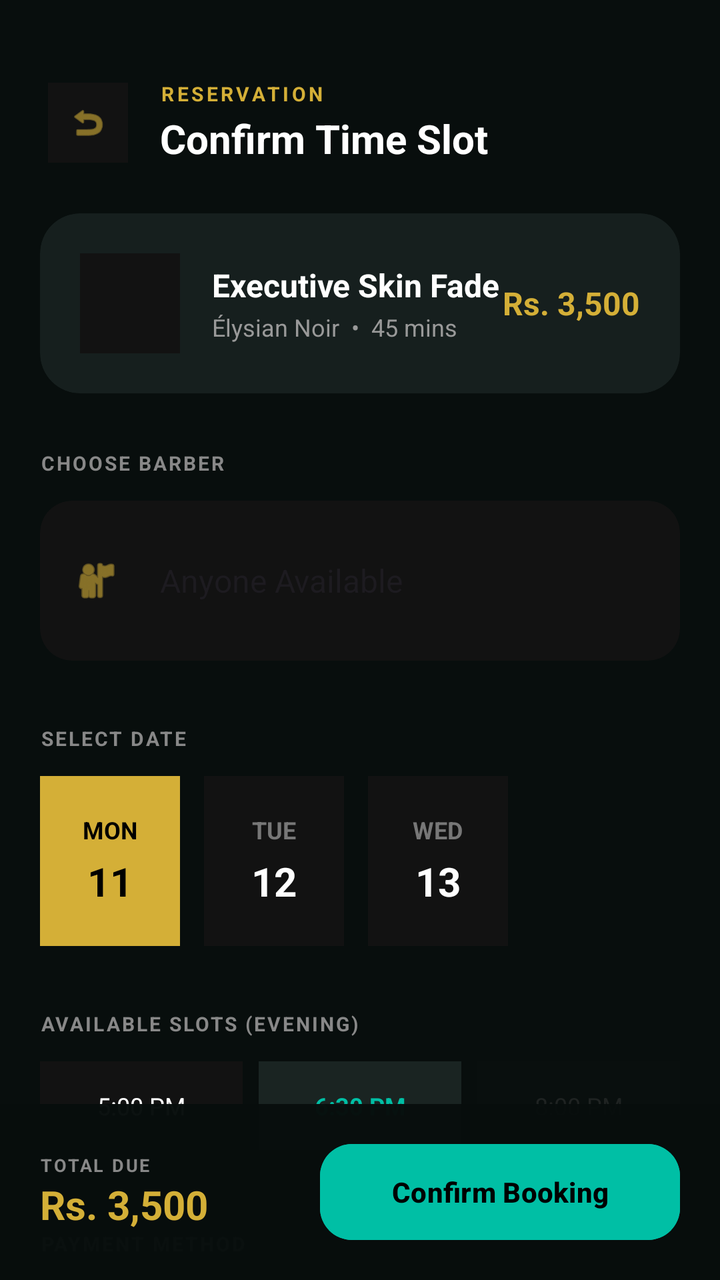
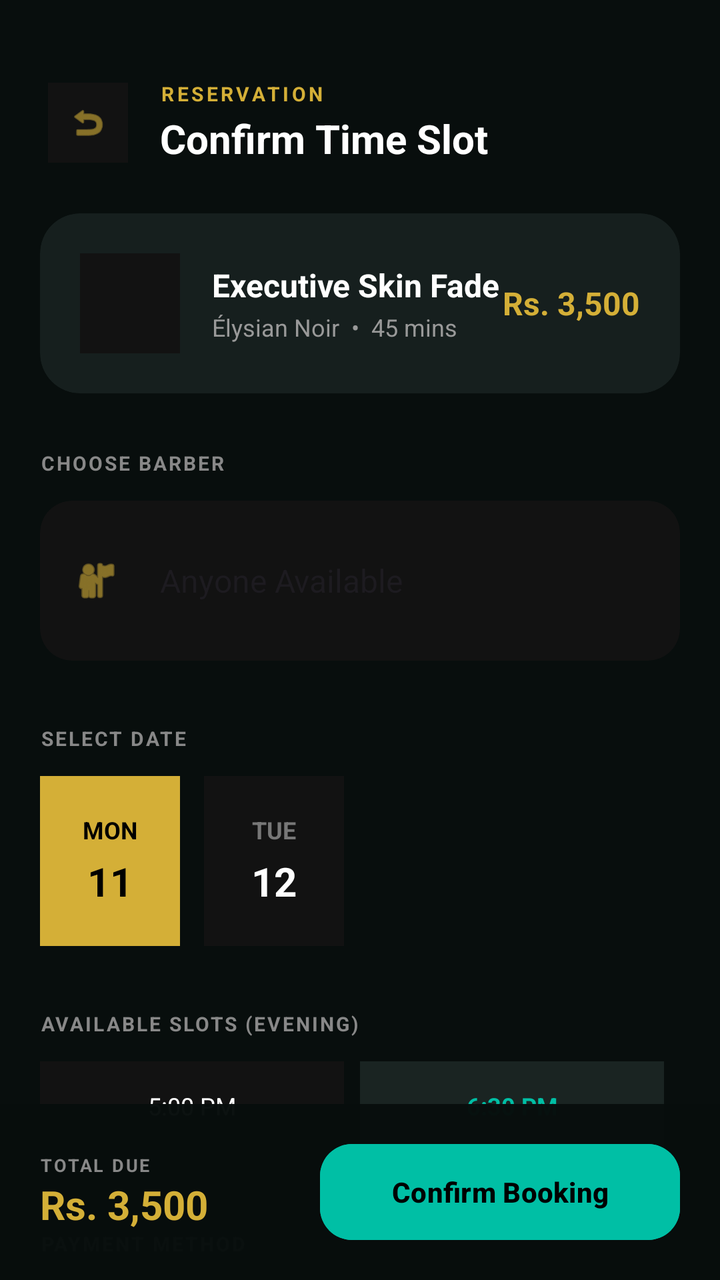

Before-and-after screenshots of an Android layout around one commit, followed by the original layout XML and the change that was made.
<!-- AndroidManifest.xml: application theme Theme.Trimly -->
<!-- res/layout/fragment_checkout.xml -->
<androidx.constraintlayout.widget.ConstraintLayout
    xmlns:android="http://schemas.android.com/apk/res/android"
    xmlns:app="http://schemas.android.com/apk/res-auto"
    android:layout_width="match_parent"
    android:layout_height="match_parent"
    android:background="#080E0D">

    <LinearLayout
        android:id="@+id/header_checkout"
        android:layout_width="match_parent"
        android:layout_height="wrap_content"
        android:layout_marginTop="40dp"
        android:gravity="center_vertical"
        android:orientation="horizontal"
        android:paddingHorizontal="24dp"
        app:layout_constraintTop_toTopOf="parent">

        <ImageView
            android:id="@+id/btn_back_details"
            android:layout_width="40dp"
            android:layout_height="40dp"
            android:background="#121212"
            android:padding="10dp"
            android:src="@android:drawable/ic_menu_revert"
            app:tint="#D4AF37" />

        <LinearLayout
            android:layout_width="0dp"
            android:layout_height="wrap_content"
            android:layout_marginStart="16dp"
            android:layout_weight="1"
            android:orientation="vertical">

            <TextView
                android:layout_width="wrap_content"
                android:layout_height="wrap_content"
                android:letterSpacing="0.15"
                android:text="RESERVATION"
                android:textColor="#D4AF37"
                android:textSize="10sp"
                android:textStyle="bold" />

            <TextView
                android:layout_width="wrap_content"
                android:layout_height="wrap_content"
                android:layout_marginTop="2dp"
                android:text="Confirm Time Slot"
                android:textColor="#FFFFFF"
                android:textSize="20sp"
                android:textStyle="bold" />
        </LinearLayout>
    </LinearLayout>

    <ScrollView
        android:layout_width="match_parent"
        android:layout_height="0dp"
        android:clipToPadding="false"
        android:paddingBottom="120dp"
        android:scrollbars="none"
        app:layout_constraintBottom_toBottomOf="parent"
        app:layout_constraintTop_toBottomOf="@id/header_checkout">

        <LinearLayout
            android:layout_width="match_parent"
            android:layout_height="wrap_content"
            android:layout_marginTop="24dp"
            android:orientation="vertical"
            android:paddingHorizontal="20dp">

            
            <androidx.cardview.widget.CardView
                android:layout_width="match_parent"
                android:layout_height="wrap_content"
                app:cardBackgroundColor="#CC1A2422"
                app:cardCornerRadius="20dp"
                app:cardElevation="0dp">

                <LinearLayout
                    android:layout_width="match_parent"
                    android:layout_height="wrap_content"
                    android:gravity="center_vertical"
                    android:orientation="horizontal"
                    android:padding="20dp">

                    <View
                        android:layout_width="50dp"
                        android:layout_height="50dp"
                        android:background="#121212" />

                    <LinearLayout
                        android:layout_width="0dp"
                        android:layout_height="wrap_content"
                        android:layout_marginStart="16dp"
                        android:layout_weight="1"
                        android:orientation="vertical">

                        <TextView
                            android:layout_width="wrap_content"
                            android:layout_height="wrap_content"
                            android:text="Executive Skin Fade"
                            android:textColor="#FFFFFF"
                            android:textSize="16sp"
                            android:textStyle="bold" />

                        <TextView
                            android:layout_width="wrap_content"
                            android:layout_height="wrap_content"
                            android:layout_marginTop="2dp"
                            android:text="Élysian Noir  •  45 mins"
                            android:textColor="#999999"
                            android:textSize="12sp" />
                    </LinearLayout>

                    <TextView
                        android:layout_width="wrap_content"
                        android:layout_height="wrap_content"
                        android:text="Rs. 3,500"
                        android:textColor="#D4AF37"
                        android:textSize="16sp"
                        android:textStyle="bold" />
                </LinearLayout>
            </androidx.cardview.widget.CardView>

            
            <TextView
                android:layout_width="wrap_content"
                android:layout_height="wrap_content"
                android:layout_marginTop="28dp"
                android:layout_marginBottom="12dp"
                android:letterSpacing="0.1"
                android:text="CHOOSE BARBER"
                android:textColor="#888888"
                android:textSize="10sp"
                android:textStyle="bold" />

            <androidx.cardview.widget.CardView
                android:layout_width="match_parent"
                android:layout_height="wrap_content"
                app:cardBackgroundColor="#121212"
                app:cardCornerRadius="16dp"
                app:cardElevation="0dp">

                <LinearLayout
                    android:layout_width="match_parent"
                    android:layout_height="wrap_content"
                    android:gravity="center_vertical"
                    android:orientation="horizontal"
                    android:padding="16dp">

                    <ImageView
                        android:layout_width="24dp"
                        android:layout_height="24dp"
                        android:src="@android:drawable/ic_menu_myplaces"
                        app:tint="#D4AF37" />

                    <Spinner
                        android:id="@+id/spinner_barber"
                        android:layout_width="0dp"
                        android:layout_height="48dp"
                        android:layout_weight="1"
                        android:layout_marginStart="12dp"
                        android:background="@android:color/transparent"
                        android:entries="@array/checkout_barber_options"
                        android:popupBackground="#1A2422"
                        android:textColor="#FFFFFF"
                        android:textSize="14sp" />
                </LinearLayout>
            </androidx.cardview.widget.CardView>

            
            <TextView
                android:layout_width="wrap_content"
                android:layout_height="wrap_content"
                android:layout_marginTop="32dp"
                android:layout_marginBottom="12dp"
                android:letterSpacing="0.1"
                android:text="SELECT DATE"
                android:textColor="#888888"
                android:textSize="10sp"
                android:textStyle="bold" />

            <HorizontalScrollView
                android:layout_width="match_parent"
                android:layout_height="wrap_content"
                android:clipToPadding="false"
                android:scrollbars="none">

                <LinearLayout
                    android:layout_width="wrap_content"
                    android:layout_height="wrap_content"
                    android:orientation="horizontal">

                    <LinearLayout
                        android:layout_width="70dp"
                        android:layout_height="85dp"
                        android:layout_marginEnd="12dp"
                        android:background="#D4AF37"
                        android:gravity="center"
                        android:orientation="vertical">

                        <TextView
                            android:layout_width="wrap_content"
                            android:layout_height="wrap_content"
                            android:text="MON"
                            android:textColor="#000000"
                            android:textSize="12sp"
                            android:textStyle="bold" />

                        <TextView
                            android:layout_width="wrap_content"
                            android:layout_height="wrap_content"
                            android:layout_marginTop="4dp"
                            android:text="11"
                            android:textColor="#000000"
                            android:textSize="20sp"
                            android:textStyle="bold" />
                    </LinearLayout>

                    <LinearLayout
                        android:layout_width="70dp"
                        android:layout_height="85dp"
                        android:layout_marginEnd="12dp"
                        android:background="#121212"
                        android:gravity="center"
                        android:orientation="vertical">

                        <TextView
                            android:layout_width="wrap_content"
                            android:layout_height="wrap_content"
                            android:text="TUE"
                            android:textColor="#777777"
                            android:textSize="12sp"
                            android:textStyle="bold" />

                        <TextView
                            android:layout_width="wrap_content"
                            android:layout_height="wrap_content"
                            android:layout_marginTop="4dp"
                            android:text="12"
                            android:textColor="#FFFFFF"
                            android:textSize="20sp"
                            android:textStyle="bold" />
                    </LinearLayout>

                    <LinearLayout
                        android:layout_width="70dp"
                        android:layout_height="85dp"
                        android:layout_marginEnd="12dp"
                        android:background="#121212"
                        android:gravity="center"
                        android:orientation="vertical">

                        <TextView
                            android:layout_width="wrap_content"
                            android:layout_height="wrap_content"
                            android:text="WED"
                            android:textColor="#777777"
                            android:textSize="12sp"
                            android:textStyle="bold" />

                        <TextView
                            android:layout_width="wrap_content"
                            android:layout_height="wrap_content"
                            android:layout_marginTop="4dp"
                            android:text="13"
                            android:textColor="#FFFFFF"
                            android:textSize="20sp"
                            android:textStyle="bold" />
                    </LinearLayout>
                </LinearLayout>
            </HorizontalScrollView>

            
            <TextView
                android:layout_width="wrap_content"
                android:layout_height="wrap_content"
                android:layout_marginTop="32dp"
                android:layout_marginBottom="12dp"
                android:letterSpacing="0.1"
                android:text="AVAILABLE SLOTS (EVENING)"
                android:textColor="#888888"
                android:textSize="10sp"
                android:textStyle="bold" />

            <GridLayout
                android:layout_width="match_parent"
                android:layout_height="wrap_content"
                android:columnCount="3">

                <TextView
                    android:layout_width="0dp"
                    android:layout_height="wrap_content"
                    android:layout_columnWeight="1"
                    android:layout_marginEnd="8dp"
                    android:layout_marginBottom="8dp"
                    android:background="#121212"
                    android:gravity="center"
                    android:paddingVertical="14dp"
                    android:text="5:00 PM"
                    android:textColor="#FFFFFF"
                    android:textSize="12sp" />

                <TextView
                    android:layout_width="0dp"
                    android:layout_height="wrap_content"
                    android:layout_columnWeight="1"
                    android:layout_marginEnd="8dp"
                    android:layout_marginBottom="8dp"
                    android:background="#1A2422"
                    android:gravity="center"
                    android:paddingVertical="14dp"
                    android:text="6:30 PM"
                    android:textColor="#00BFA5"
                    android:textSize="12sp"
                    android:textStyle="bold" />

                <TextView
                    android:layout_width="0dp"
                    android:layout_height="wrap_content"
                    android:layout_columnWeight="1"
                    android:layout_marginBottom="8dp"
                    android:alpha="0.3"
                    android:background="#0D1211"
                    android:gravity="center"
                    android:paddingVertical="14dp"
                    android:text="8:00 PM"
                    android:textColor="#555555"
                    android:textSize="12sp" />
            </GridLayout>

            
            <TextView
                android:layout_width="wrap_content"
                android:layout_height="wrap_content"
                android:layout_marginTop="32dp"
                android:layout_marginBottom="12dp"
                android:letterSpacing="0.1"
                android:text="PAYMENT METHOD"
                android:textColor="#888888"
                android:textSize="10sp"
                android:textStyle="bold" />

            <androidx.cardview.widget.CardView
                android:layout_width="match_parent"
                android:layout_height="wrap_content"
                app:cardBackgroundColor="#121212"
                app:cardCornerRadius="16dp"
                app:cardElevation="0dp">

                <LinearLayout
                    android:layout_width="match_parent"
                    android:layout_height="wrap_content"
                    android:gravity="center_vertical"
                    android:orientation="horizontal"
                    android:padding="16dp">

                    <ImageView
                        android:layout_width="24dp"
                        android:layout_height="24dp"
                        android:src="@android:drawable/ic_secure"
                        app:tint="#D4AF37" />

                    <TextView
                        android:layout_width="0dp"
                        android:layout_height="wrap_content"
                        android:layout_marginStart="16dp"
                        android:layout_weight="1"
                        android:text="Pay via EasyPaisa / JazzCash"
                        android:textColor="#FFFFFF"
                        android:textSize="14sp" />

                    <ImageView
                        android:layout_width="20dp"
                        android:layout_height="20dp"
                        android:src="@android:drawable/checkbox_on_background"
                        app:tint="#00BFA5" />
                </LinearLayout>
            </androidx.cardview.widget.CardView>

        </LinearLayout>
    </ScrollView>

    <LinearLayout
        android:layout_width="match_parent"
        android:layout_height="wrap_content"
        android:background="#FA080E0D"
        android:gravity="center_vertical"
        android:orientation="horizontal"
        android:paddingHorizontal="20dp"
        android:paddingVertical="16dp"
        app:layout_constraintBottom_toBottomOf="parent">

        <LinearLayout
            android:layout_width="0dp"
            android:layout_height="wrap_content"
            android:layout_weight="1"
            android:orientation="vertical">

            <TextView
                android:layout_width="wrap_content"
                android:layout_height="wrap_content"
                android:letterSpacing="0.1"
                android:text="TOTAL DUE"
                android:textColor="#888888"
                android:textSize="9sp"
                android:textStyle="bold" />

            <TextView
                android:layout_width="wrap_content"
                android:layout_height="wrap_content"
                android:text="Rs. 3,500"
                android:textColor="#D4AF37"
                android:textSize="20sp"
                android:textStyle="bold" />
        </LinearLayout>

        <Button
            android:id="@+id/btn_confirm_reservation"
            android:layout_width="180dp"
            android:layout_height="56dp"
            android:backgroundTint="#00BFA5"
            android:text="Confirm Booking"
            android:textColor="#000000"
            android:textSize="14sp"
            android:textStyle="bold"
            app:cornerRadius="16dp" />
    </LinearLayout>

</androidx.constraintlayout.widget.ConstraintLayout>
<!-- resources referenced by this layout -->
<resources>
  <string-array name="checkout_barber_options">
          <item>Anyone Available</item>
          <item>Ali Ahmed</item>
          <item>Zain Siddiqui</item>
          <item>Nida Ahmed</item>
      </string-array>
  <style name="Theme.Trimly" parent="Base.Theme.Trimly" />
  <style name="Base.Theme.Trimly" parent="Theme.Material3.DayNight.NoActionBar">
          
          
      </style>
</resources>

<!-- the commit's change to res/layout/fragment_checkout.xml (unified diff, before → after) -->
@@ -67,7 +67,6 @@
             android:orientation="vertical"
             android:paddingHorizontal="20dp">
 
-            
             <androidx.cardview.widget.CardView
                 android:layout_width="match_parent"
                 android:layout_height="wrap_content"
@@ -95,6 +94,7 @@
                         android:orientation="vertical">
 
                         <TextView
+                            android:id="@+id/tv_checkout_service_name"
                             android:layout_width="wrap_content"
                             android:layout_height="wrap_content"
                             android:text="Executive Skin Fade"
@@ -103,6 +103,7 @@
                             android:textStyle="bold" />
 
                         <TextView
+                            android:id="@+id/tv_checkout_salon_info"
                             android:layout_width="wrap_content"
                             android:layout_height="wrap_content"
                             android:layout_marginTop="2dp"
@@ -112,6 +113,7 @@
                     </LinearLayout>
 
                     <TextView
+                        android:id="@+id/tv_checkout_service_price"
                         android:layout_width="wrap_content"
                         android:layout_height="wrap_content"
                         android:text="Rs. 3,500"
@@ -121,7 +123,6 @@
                 </LinearLayout>
             </androidx.cardview.widget.CardView>
 
-            
             <TextView
                 android:layout_width="wrap_content"
                 android:layout_height="wrap_content"
@@ -167,7 +168,6 @@
                 </LinearLayout>
             </androidx.cardview.widget.CardView>
 
-            
             <TextView
                 android:layout_width="wrap_content"
                 android:layout_height="wrap_content"
@@ -241,36 +241,9 @@
                             android:textSize="20sp"
                             android:textStyle="bold" />
                     </LinearLayout>
-
-                    <LinearLayout
-                        android:layout_width="70dp"
-                        android:layout_height="85dp"
-                        android:layout_marginEnd="12dp"
-                        android:background="#121212"
-                        android:gravity="center"
-                        android:orientation="vertical">
-
-                        <TextView
-                            android:layout_width="wrap_content"
-                            android:layout_height="wrap_content"
-                            android:text="WED"
-                            android:textColor="#777777"
-                            android:textSize="12sp"
-                            android:textStyle="bold" />
-
-                        <TextView
-                            android:layout_width="wrap_content"
-                            android:layout_height="wrap_content"
-                            android:layout_marginTop="4dp"
-                            android:text="13"
-                            android:textColor="#FFFFFF"
-                            android:textSize="20sp"
-                            android:textStyle="bold" />
-                    </LinearLayout>
                 </LinearLayout>
             </HorizontalScrollView>
 
-            
             <TextView
                 android:layout_width="wrap_content"
                 android:layout_height="wrap_content"
@@ -313,22 +286,8 @@
                     android:textColor="#00BFA5"
                     android:textSize="12sp"
                     android:textStyle="bold" />
-
-                <TextView
-                    android:layout_width="0dp"
-                    android:layout_height="wrap_content"
-                    android:layout_columnWeight="1"
-                    android:layout_marginBottom="8dp"
-                    android:alpha="0.3"
-                    android:background="#0D1211"
-                    android:gravity="center"
-                    android:paddingVertical="14dp"
-                    android:text="8:00 PM"
-                    android:textColor="#555555"
-                    android:textSize="12sp" />
             </GridLayout>
 
-            
             <TextView
                 android:layout_width="wrap_content"
                 android:layout_height="wrap_content"
@@ -406,6 +365,7 @@
                 android:textStyle="bold" />
 
             <TextView
+                android:id="@+id/tv_checkout_total_price"
                 android:layout_width="wrap_content"
                 android:layout_height="wrap_content"
                 android:text="Rs. 3,500"
@@ -425,5 +385,4 @@
             android:textStyle="bold"
             app:cornerRadius="16dp" />
     </LinearLayout>
-
 </androidx.constraintlayout.widget.ConstraintLayout>
